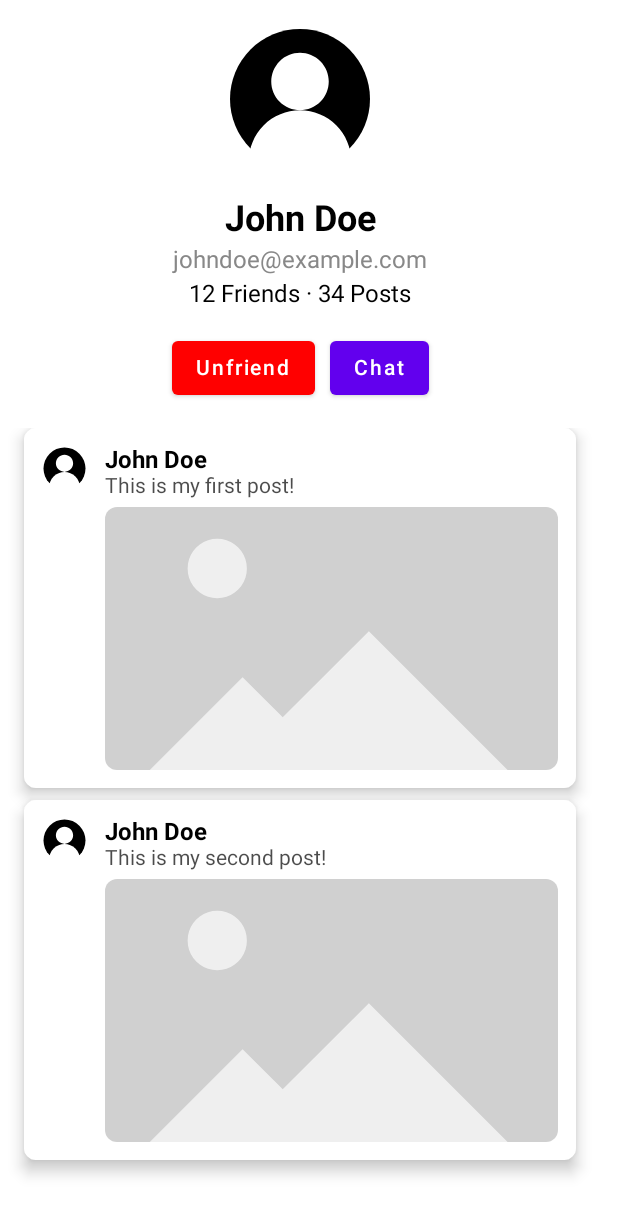
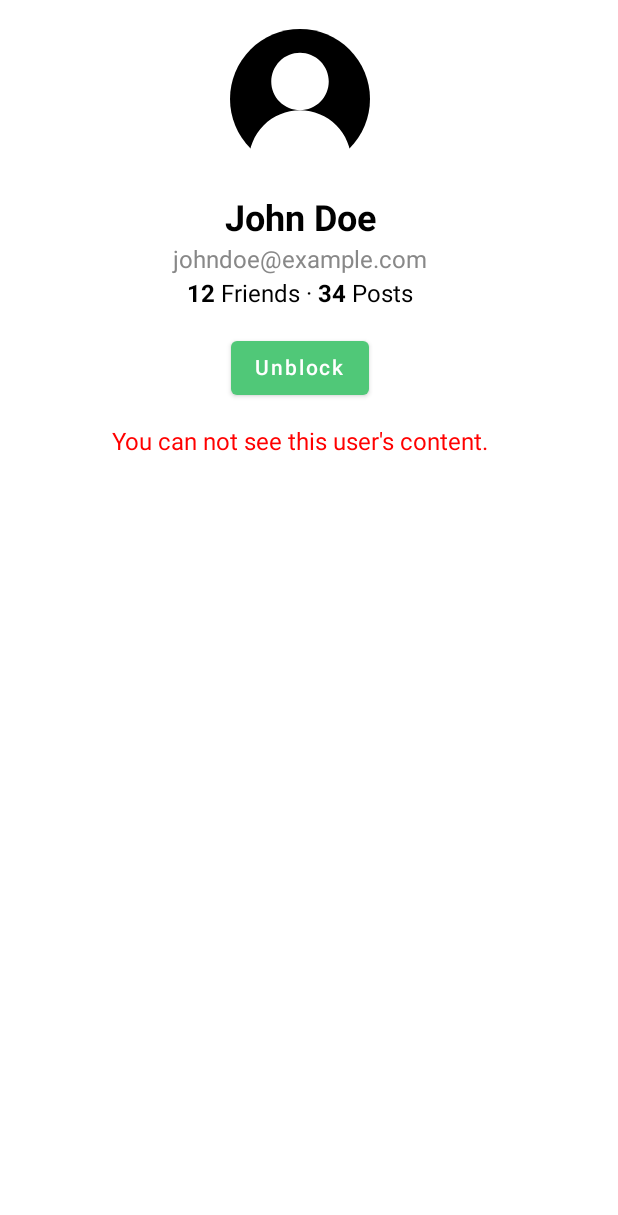
Before and after one commit to Mysterio824/Android-Final-Project, an Android app built with Jetpack Compose: the @Preview function UserProfilePreview, on a phone screen of 412 x 824 dp. Shown: the top 1215 px of the screen. Run offline under Robolectric (Android 15) with nearby library versions, the phone set to English and light mode, and no system bars; libraries missing offline, so code that uses them is left out: org.bson, org.bson.types; 3 statements that could not run were skipped.

Commit message:
#9-ptbtin22-show and hide buttons according to block status

```diff
--- a/Hacktok/app/src/main/java/com/androidfinalproject/hacktok/Preview.kt
+++ b/Hacktok/app/src/main/java/com/androidfinalproject/hacktok/Preview.kt
@@ -117,11 +117,12 @@ fun UserProfilePreview() {
                     isActive = true
                 ),
                 posts = samplePosts,
-                isFriend = true,
-                isBlocked = false,
+                isFriend = false,
+                isBlocked = true,
                 onSendFriendRequest = {},
                 onUnfriend = {},
-                onChat = {}
+                onChat = {},
+                onBlock = {},
             )
         }
     }
--- a/Hacktok/app/src/main/java/com/androidfinalproject/hacktok/ui/profile/UserProfileScreen.kt
+++ b/Hacktok/app/src/main/java/com/androidfinalproject/hacktok/ui/profile/UserProfileScreen.kt
@@ -19,6 +19,9 @@ import com.androidfinalproject.hacktok.R
 import com.androidfinalproject.hacktok.model.User
 import com.androidfinalproject.hacktok.model.Post
 import com.androidfinalproject.hacktok.ui.profile.component.PostCard
+import androidx.compose.ui.text.buildAnnotatedString
+import androidx.compose.ui.text.withStyle
+import androidx.compose.ui.text.SpanStyle
 
 @Composable
 fun UserProfileScreen (
@@ -28,7 +31,8 @@ fun UserProfileScreen (
     isBlocked: Boolean,
     onSendFriendRequest: () -> Unit,
     onUnfriend: () -> Unit,
-    onChat: () -> Unit
+    onChat: () -> Unit,
+    onBlock: () -> Unit,
 ) {
     Column(
         modifier = Modifier.fillMaxSize(),
@@ -55,18 +59,39 @@ fun UserProfileScreen (
         ) {
             Text(text = user.username, fontSize = 24.sp, fontWeight = FontWeight.Bold)
             Text(text = user.email, fontSize = 16.sp, color = Color.Gray)
-            Text(text = "12 Friends \u00B7 34 Posts", fontSize = 16.sp)
+            Text(
+                text = buildAnnotatedString {
+                    withStyle(style = SpanStyle(fontWeight = FontWeight.Bold)) {
+                        append("12") // Bold number
+                    }
+                    append(" Friends \u00B7 ") // Normal text
+                    withStyle(style = SpanStyle(fontWeight = FontWeight.Bold)) {
+                        append("34") // Bold number
+                    }
+                    append(" Posts") // Normal text
+                },
+                fontSize = 16.sp
+            )
         }
 
         Spacer(modifier = Modifier.height(16.dp))
 
         // Conditional Buttons
         if (isBlocked) {
-            Text(text = "You have blocked this user", color = Color.Red)
+            Button(
+                onClick = onBlock,
+                colors = ButtonDefaults.buttonColors(backgroundColor = Color(0xFF50C878)) // Red
+            ) {
+                Text("Unblock", color = Color.White)
+            }
+
+            Spacer(modifier = Modifier.height(16.dp))
+
+            Text("You can not see this user's content.", color = Color.Red, fontSize = 16.sp)
         } else {
             Row {
                 if (isFriend) {
-                    Button(onClick = onUnfriend, colors = ButtonDefaults.buttonColors(Color.Red)) {
+                    Button(onClick = onUnfriend) {
                         Text("Unfriend", color= Color.White)
                     }
                     Spacer(modifier = Modifier.width(10.dp))
@@ -78,6 +103,9 @@ fun UserProfileScreen (
                         Text("Add Friend")
                     }
                 }
+                Spacer(modifier = Modifier.width(10.dp))
+                Button(onClick = onBlock, colors = ButtonDefaults.buttonColors(Color.Red)) {
+                    Text("Block")
                 }
             }
 
@@ -93,3 +121,4 @@ fun UserProfileScreen (
             }
         }
     }
+}
--- a/Hacktok/app/src/main/java/com/androidfinalproject/hacktok/ui/profile/UserProfileScreenRoot.kt
+++ b/Hacktok/app/src/main/java/com/androidfinalproject/hacktok/ui/profile/UserProfileScreenRoot.kt
@@ -12,6 +12,7 @@ fun UserProfileScreenRoot(
     viewModel: UserProfileViewModel = viewModel(),
     userId: ObjectId?,
     onNavigateBack: () -> Unit,
+    onBlockUser: (ObjectId?) -> Unit,
     onChatWithFriend: (ObjectId?) -> Unit,
     onGoToPost: (ObjectId?) -> Unit
 ) {
@@ -30,7 +31,8 @@ fun UserProfileScreenRoot(
             isBlocked = state.isBlocked,
             onSendFriendRequest = { viewModel.onAction(UserProfileAction.AddFriend(userId)) },
             onUnfriend = { viewModel.onAction(UserProfileAction.Unfriend(userId)) },
-            onChat = { onChatWithFriend(userId) }
+            onChat = { onChatWithFriend(userId) },
+            onBlock = { onBlockUser(userId) }
         )
     } else if (state.isLoading) {
         // Show loading UI
```
Also changed, not shown: Hacktok/app/src/main/res/drawable/btn_block.xml (added, +9 -0 lines). Lines whose indentation alone changed are shown as unchanged.
